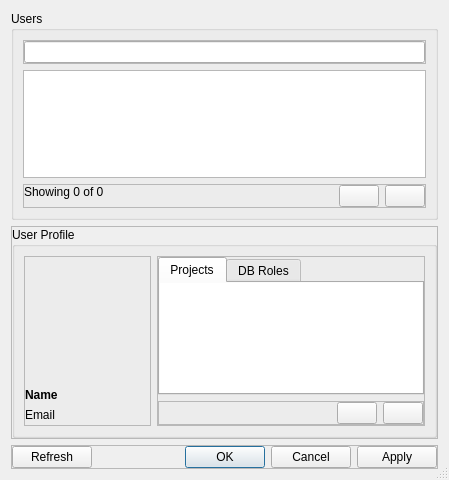
First picture: the form in forms/repodialogusermanager.ui, repository 3drepo/3drepogui, before the edit.
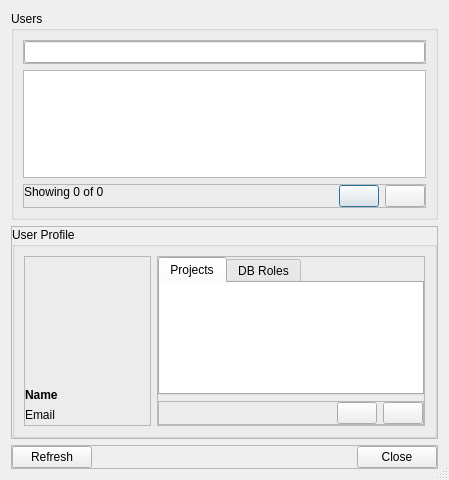
Second picture: the form after the edit. Custom widgets are drawn as their Qt base class.

Commit message: Added separate single user dialog. Fixed user manager bson loading.

Diff of the .ui file:
```diff
--- a/forms/repodialogusermanager.ui
+++ b/forms/repodialogusermanager.ui
@@ -456,7 +456,7 @@
          <enum>Qt::Horizontal</enum>
         </property>
         <property name="standardButtons">
-         <set>QDialogButtonBox::Apply|QDialogButtonBox::Cancel|QDialogButtonBox::Ok</set>
+         <set>QDialogButtonBox::Close</set>
         </property>
        </widget>
       </item>
```
Left out of the diff: 3 changed lines with no effect on the pictures. The commit also changes 8 other files.
